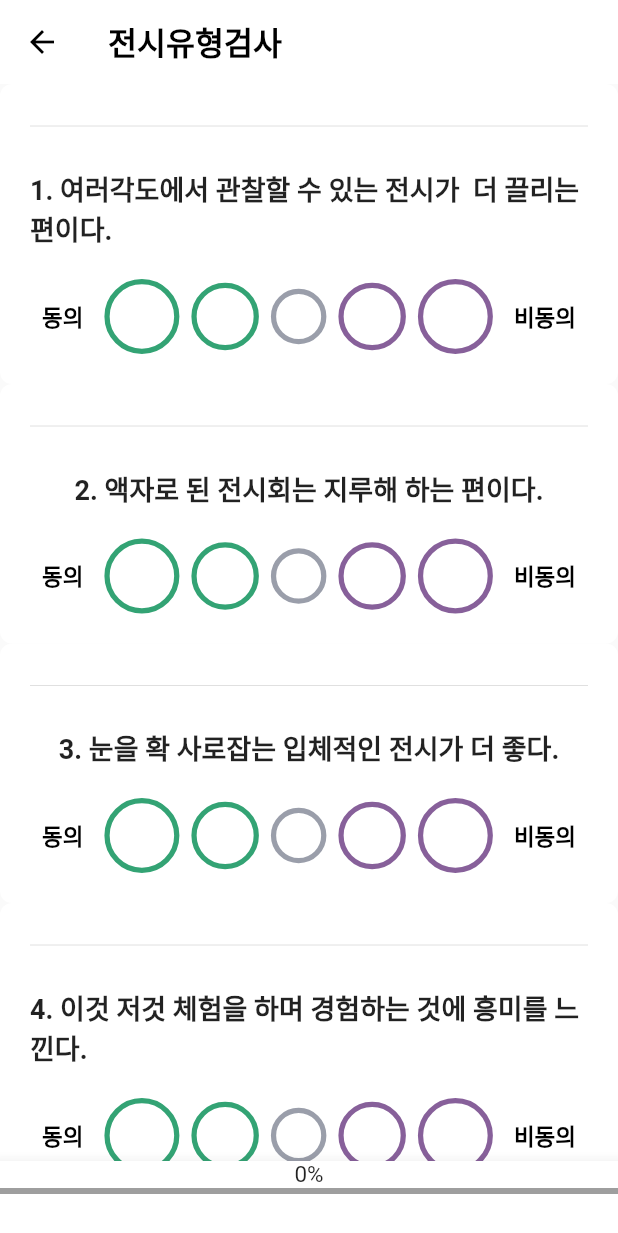
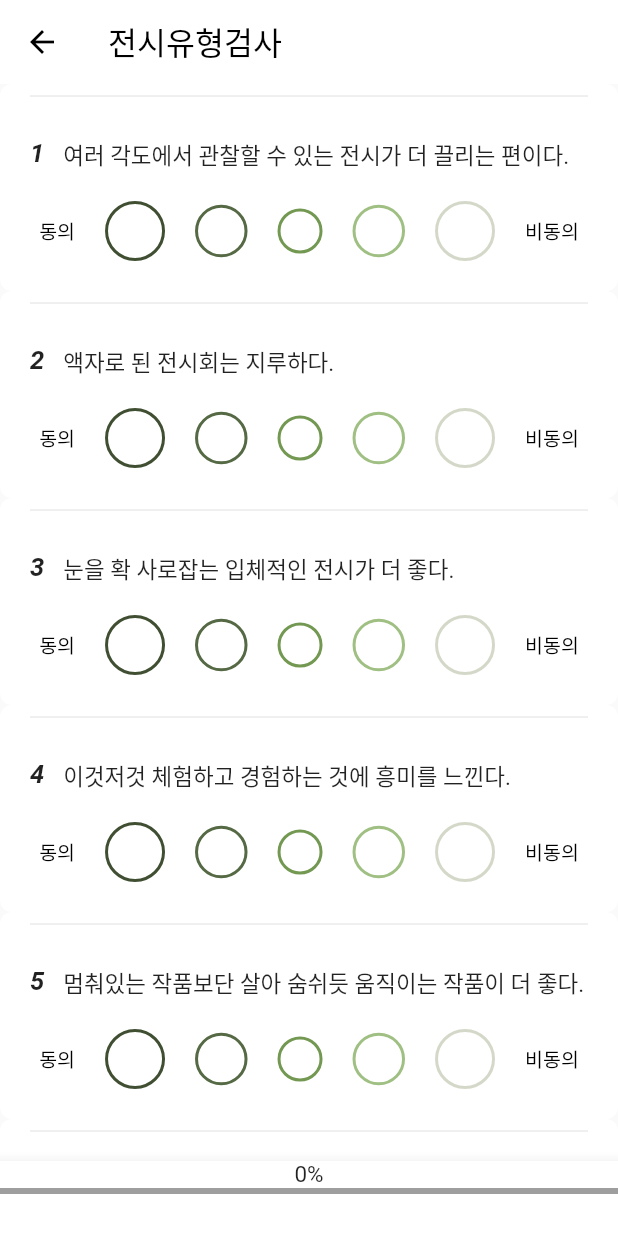
Before and after one commit to chg1179/Flutter_exhibition, a Flutter app: the MyPageSettings screen opened directly, after a tap on "JBTI 취향분석 하기", on a phone screen of 412 x 824 dp. Shown: the top 1233 px of the screen. Run offline on Flutter 3.47's test engine with Material 2 defaults, Android fonts, the phone set to English and light mode, and no system bars; our stand-ins replace cached_network_image, cloud_firestore, firebase_auth, firebase_core, firebase_storage, flutter_spinkit and 6 more; missing offline and left inert: country_calling_code_picker; accounts and stored records are empty; network calls fail.

Commit message:
스타일 수정

```diff
--- a/lib/main/first.dart
+++ b/lib/main/first.dart
@@ -17,7 +17,7 @@ class FirstPage extends StatelessWidget {
         if (!snapshot.hasData) {
           return Center(child: SpinKitWave( // FadingCube 모양 사용
             color: Color(0xff464D40), // 색상 설정
-            size: 50.0, // 크기 설정
+            size: 30.0, // 크기 설정
             duration: Duration(seconds: 3), //속도 설정
           )); // 데이터를 가져올 때까지 로딩 표시
         }
--- a/lib/myPage/JTBI/jbti1.dart
+++ b/lib/myPage/JTBI/jbti1.dart
@@ -104,18 +104,18 @@ class _JTBIState extends State<JTBI> with SingleTickerProviderStateMixin {
   // }
 
   final List<String> questions = [
-    '여러각도에서 관찰할 수 있는 전시가  더 끌리는 편이다.',
-    '액자로 된 전시회는 지루해 하는 편이다.',
+    '여러 각도에서 관찰할 수 있는 전시가 더 끌리는 편이다.',
+    '액자로 된 전시회는 지루하다.',
     '눈을 확 사로잡는 입체적인 전시가 더 좋다.',
-    '이것 저것 체험을 하며 경험하는 것에 흥미를 느낀다.',
+    '이것저것 체험하고 경험하는 것에 흥미를 느낀다.',
     '멈춰있는 작품보단 살아 숨쉬듯 움직이는 작품이 더 좋다.',
-    '영상매체에 관심이 많은 편이다',
-    '‘구관이 명관이다.’ 라는 말에 동의한다.',
-    '뭉크 고흐 모네 다빈치등의 오래된 작품등에 흥미가 많은 편이다.',
-    '옛사람들의 시대상을 알 수 있는 고전 작품이 좋다',
-    '단지 감상만 하기보단, 배움이 있는 전시회가 좋다.',
-    '이것저것 체험하고 만지고 경험해볼수있는 활동을 좋아한다.',
-    '무엇이든지 신기하면 손으로 만져봐야 직성이 풀리는 편이다.',
+    '영상 매체에 관심이 많은 편이다.',
+    '‘구관이 명관이다.’라는 말에 동의한다.',
+    '뭉크, 고흐, 모네, 다빈치 등의 고전 작가에게 흥미가 많은 편이다.',
+    '옛 사람들의 시대상을 알 수 있는 고전 작품이 좋다.',
+    '단지 감상만 하기보다, 배움이 있는 전시회가 좋다.',
+    '이것저것 체험하고 만지고 경험해 볼 수 있는 활동을 좋아한다.',
+    '무엇이든지 신기하면 손으로 만져봐야 직성이 풀리는 편이다.'
   ];
 
   void onAnswerSelected(int questionIndex, int answerIndex) {
@@ -166,7 +166,6 @@ class _JTBIState extends State<JTBI> with SingleTickerProviderStateMixin {
         title: Text(
           "전시유형검사",
           style: TextStyle(
-            fontWeight: FontWeight.bold,
             color: Colors.black,
           ),
         ),
@@ -184,7 +183,6 @@ class _JTBIState extends State<JTBI> with SingleTickerProviderStateMixin {
         child: SingleChildScrollView(
           child: Column(
             children: [
-              // Question Section
               Column(
                 children: List.generate(questions.length, (index) {
                   return Opacity(
@@ -355,20 +353,40 @@ class QuestionSection extends StatelessWidget {
   Widget build(BuildContext context) {
 
     return Container(
-      padding: EdgeInsets.all(20),
+      padding: EdgeInsets.only(bottom: 20,right: 20,left: 20),
       decoration: BoxDecoration(
         borderRadius: BorderRadius.circular(8),
         color: Colors.white,
       ),
       child: Column(
+        mainAxisAlignment: MainAxisAlignment.start,
+        crossAxisAlignment: CrossAxisAlignment.start,
         children: [
           Divider(),
           SizedBox(
             height: 20,
           ),
-          Text(
-            '${questionIndex + 1}. $question',
-            style: TextStyle(fontSize: 18, fontWeight: FontWeight.bold),
+          Container(
+            width: MediaQuery.of(context).size.width - 30,
+            child: Row(
+              crossAxisAlignment: CrossAxisAlignment.start,
+              children: [
+                Text(
+                  '${questionIndex + 1}   ',
+                  style: TextStyle(
+                    fontStyle: FontStyle.italic,
+                    fontWeight: FontWeight.bold,
+                    fontSize: 17,
+                  ),
+                ),
+                Expanded(
+                  child: Text(
+                    '$question',
+                    style: TextStyle(fontSize: 15),
+                  ),
+                ),
+              ],
+            ),
           ),
           SizedBox(height: 20),
           Row(
@@ -376,7 +394,7 @@ class QuestionSection extends StatelessWidget {
             children: [
               Text(
                 '동의',
-                style: TextStyle(color: Colors.black, fontWeight: FontWeight.bold),
+                style: TextStyle(color: Colors.black,  fontSize: 13),
               ),
               SizedBox(width: 10),
               ...options.asMap().entries.map((entry) {
@@ -395,7 +413,7 @@ class QuestionSection extends StatelessWidget {
               ),
               Text(
                 '비동의',
-                style: TextStyle(color: Colors.black, fontWeight: FontWeight.bold),
+                style: TextStyle(color: Colors.black, fontSize: 13),
               ),
             ],
           ),
@@ -422,7 +440,7 @@ class AnswerOption extends StatelessWidget {
 
   @override
   Widget build(BuildContext context) {
-    List<double> sizes = [50.0, 45.0, 37.0, 45.0, 50.0];
+    List<double> sizes = [40.0, 35.0, 30.0, 35.0, 40.0];
     double size = sizes[answerIndex];
     Color borderColor = _getBorderColor(answerIndex);
 
@@ -433,24 +451,24 @@ class AnswerOption extends StatelessWidget {
       child: Container(
         width: size,
         height: size,
-        margin: EdgeInsets.symmetric(horizontal: 4),
+        margin: EdgeInsets.symmetric(horizontal: 10),
         decoration: BoxDecoration(
           color: isSelected ? _getAnswerColor(answerIndex) : Colors.transparent,
-          border: Border.all(color: borderColor, width: 3.5),
+          border: Border.all(color: borderColor, width: 2),
           borderRadius: BorderRadius.circular(size / 2),
         ),
         child: Center(
           child: Text(
             isSelected
                 ? (answerIndex == 0
-                ? '5'
+                ? ''
                 : (answerIndex == 1
-                ? '4'
+                ? ''
                 : (answerIndex == 2
-                ? '2.5'
+                ? ''
                 : (answerIndex == 3
-                ? '4'
-                : (answerIndex == 4 ? '5' : '')))))
+                ? ''
+                : (answerIndex == 4 ? '' : '')))))
                 : text,
             style: TextStyle(color: isSelected ? Colors.white : borderColor),
           ),
@@ -461,11 +479,11 @@ class AnswerOption extends StatelessWidget {
 
   Color _getBorderColor(int index) {
     List<Color> borderColors = [
-      Color(0xFF33A374),
-      Color(0xFF33A374),
-      Color(0xFF9A9EAA),
-      Color(0xFF87609A),
-      Color(0xFF87609A),
+      Color(0xFF404F32),
+      Color(0xFF556944),
+      Color(0xFF729851),
+      Color(0xFF9FBF83),
+      Color(0xFFD4D8C8),
     ];
 
     return borderColors[index];
@@ -473,11 +491,11 @@ class AnswerOption extends StatelessWidget {
 
   Color _getAnswerColor(int index) {
     List<Color> answerColors = [
-      Color(0xFF33A374),
-      Color(0xFF33A374),
-      Color(0xFF9A9EAA),
-      Color(0xFF87609A),
-      Color(0xFF87609A),
+      Color(0xFF404F32),
+      Color(0xFF556944),
+      Color(0xFF729851),
+      Color(0xFF9FBF83),
+      Color(0xFFD4D8C8),
     ];
 
     return answerColors[index];
--- a/lib/myPage/myPageSettings/individualTerms.dart
+++ b/lib/myPage/myPageSettings/individualTerms.dart
@@ -8,7 +8,6 @@ class IndividualTerms extends StatelessWidget {
         title: Text(
           "개인정보취급약관",
           style: TextStyle(
-            fontWeight: FontWeight.bold,
             color: Colors.black,
           ),
         ),
--- a/lib/myPage/myPageSettings/mypageSettings.dart
+++ b/lib/myPage/myPageSettings/mypageSettings.dart
@@ -33,7 +33,6 @@ class _MyPageSettingsState extends State<MyPageSettings> {
         title: Text(
           "설정",
           style: TextStyle(
-            fontWeight: FontWeight.bold,
             color: Colors.black,
           ),
         ),
@@ -74,7 +73,7 @@ class _MyPageSettingsState extends State<MyPageSettings> {
           SizedBox(height: 20),
           ListTile(
             title: Text(
-              "나의정보",
+              "나의 정보",
               style: TextStyle(
                 fontWeight: FontWeight.bold,
               ),
@@ -82,7 +81,7 @@ class _MyPageSettingsState extends State<MyPageSettings> {
           ),
           Divider(),
           ListTile(
-            title: Text("프로필변경",),
+            title: Text("프로필 변경",),
             leading: Icon(Icons.person_outline_rounded),
             onTap: () {
               Navigator.push(
@@ -93,7 +92,7 @@ class _MyPageSettingsState extends State<MyPageSettings> {
           ),
           Divider(),
           ListTile(
-            title: Text("개인/보안"),
+            title: Text("개인 / 보안"),
             leading: Icon(Icons.lock_outline),
             onTap: () {
               Navigator.push(
--- a/lib/myPage/myPageSettings/notice.dart
+++ b/lib/myPage/myPageSettings/notice.dart
@@ -19,9 +19,8 @@ class _NoticeState extends State<Notice> {
     return Scaffold(
       appBar: AppBar(
         title: Text(
-          "공지사항",
+          "자주하는 질문",
           style: TextStyle(
-            fontWeight: FontWeight.bold,
             color: Colors.black,
           ),
         ),
--- a/lib/myPage/myPageSettings/profile_change.dart
+++ b/lib/myPage/myPageSettings/profile_change.dart
@@ -77,7 +77,6 @@ class _ProfileChangeState extends State<ProfileChange> {
         title: Text(
           "프로필 이미지 변경",
           style: TextStyle(
-            fontWeight: FontWeight.bold,
             color: Colors.black,
           ),
         ),
--- a/lib/myPage/myPageSettings/pwd_change.dart
+++ b/lib/myPage/myPageSettings/pwd_change.dart
@@ -56,7 +56,6 @@ class _PwdChangeState extends State<PwdChange> {
         title: Text(
           "비밀번호 변경",
           style: TextStyle(
-            fontWeight: FontWeight.bold,
             color: Colors.black,
           ),
         ),
@@ -74,7 +73,7 @@ class _PwdChangeState extends State<PwdChange> {
               textFieldLabel('비밀번호'),
               textFieldInput(_pwdController,"특수 문자 포함한 8자 이상의 비밀번호를 입력해 주세요.", "pwd"),
               SizedBox(height: 30),
-              textFieldLabel('비밀번호확인'),
+              textFieldLabel('비밀번호 확인'),
               textFieldInput(_pwdCheckController, "비밀번호를 입력해 주세요.", "pwdCheck"),
               SizedBox(height: 30),
               Container(
--- a/lib/myPage/myPageSettings/security.dart
+++ b/lib/myPage/myPageSettings/security.dart
@@ -16,7 +16,6 @@ class _State extends State<Security> {
         title: Text(
           "개인/보안",
           style: TextStyle(
-            fontWeight: FontWeight.bold,
             color: Colors.black,
           ),
         ),
--- a/lib/myPage/myPageSettings/useTerms.dart
+++ b/lib/myPage/myPageSettings/useTerms.dart
@@ -10,7 +10,6 @@ class UseTerms extends StatelessWidget {
         title: Text(
           "이용약관 안내",
           style: TextStyle(
-            fontWeight: FontWeight.bold,
             color: Colors.black,
           ),
         ),
--- a/lib/widget/text_widgets.dart
+++ b/lib/widget/text_widgets.dart
@@ -4,11 +4,11 @@ import 'package:flutter/material.dart';
 
 Widget textFieldLabel(String text) {
   return SizedBox(
-    width: 80, // 너비 조정
+    width: 100, // 너비 조정
     child: Text(
       text,
       style: TextStyle(
-        fontSize: 14,
+        fontSize: 15,
         fontWeight: FontWeight.bold,
       ),
     ),
```
Also changed, not shown: lib/exhibition/ex_list.dart (+25 -28 lines).
